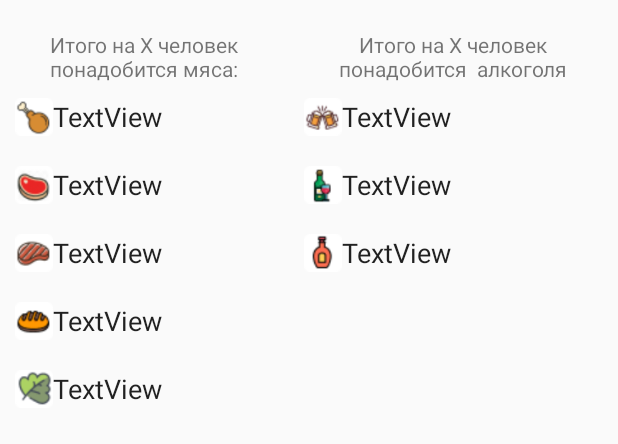
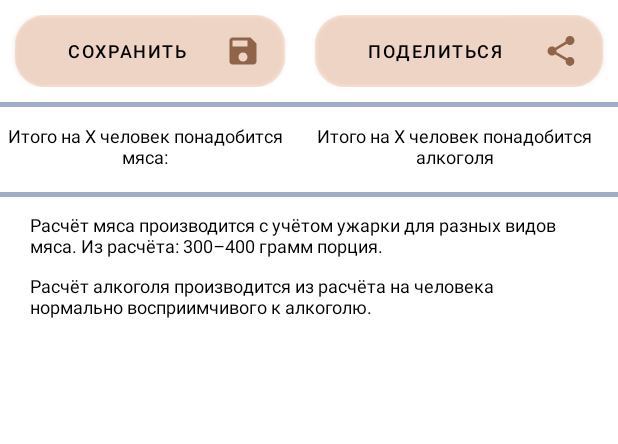
Before and after one commit to toffeantyri/MeatAlcoholCalculator, an Android app: the layout fragment_bottom_sheet.xml on its own in the app's theme, with its tools: preview values and no code run, on a phone screen of 412 x 824 dp. Shown: the top 444 px of the screen. Run offline under Robolectric (Android 15) with nearby library versions, the phone set to English and light mode, and no system bars.

Commit message:
0.5 тема - MAterial Поправлены коефициенты времени и уровня пьяни в боттомШит добалвлены коефициенты на одну порцию

```diff
--- /dev/null
+++ b/app/src/main/res/drawable/button_bg.xml
@@ -0,0 +1,8 @@
+<?xml version="1.0" encoding="utf-8"?>
+<shape xmlns:android="http://schemas.android.com/apk/res/android"
+    android:shape="rectangle">
+
+    <solid android:color="@color/light2_orange"/>
+    <corners android:radius="20dp"/>
+
+</shape>
--- /dev/null
+++ b/app/src/main/res/drawable/ic_save_black_24dp.xml
@@ -0,0 +1,5 @@
+<vector android:height="24dp" android:tint="#8F6449"
+    android:viewportHeight="24.0" android:viewportWidth="24.0"
+    android:width="24dp" xmlns:android="http://schemas.android.com/apk/res/android">
+    <path android:fillColor="#FF000000" android:pathData="M17,3L5,3c-1.11,0 -2,0.9 -2,2v14c0,1.1 0.89,2 2,2h14c1.1,0 2,-0.9 2,-2L21,7l-4,-4zM12,19c-1.66,0 -3,-1.34 -3,-3s1.34,-3 3,-3 3,1.34 3,3 -1.34,3 -3,3zM15,9L5,9L5,5h10v4z"/>
+</vector>
--- /dev/null
+++ b/app/src/main/res/drawable/ic_share_black_24dp.xml
@@ -0,0 +1,5 @@
+<vector android:height="24dp" android:tint="#8F6449"
+    android:viewportHeight="24.0" android:viewportWidth="24.0"
+    android:width="24dp" xmlns:android="http://schemas.android.com/apk/res/android">
+    <path android:fillColor="#FF000000" android:pathData="M18,16.08c-0.76,0 -1.44,0.3 -1.96,0.77L8.91,12.7c0.05,-0.23 0.09,-0.46 0.09,-0.7s-0.04,-0.47 -0.09,-0.7l7.05,-4.11c0.54,0.5 1.25,0.81 2.04,0.81 1.66,0 3,-1.34 3,-3s-1.34,-3 -3,-3 -3,1.34 -3,3c0,0.24 0.04,0.47 0.09,0.7L8.04,9.81C7.5,9.31 6.79,9 6,9c-1.66,0 -3,1.34 -3,3s1.34,3 3,3c0.79,0 1.5,-0.31 2.04,-0.81l7.12,4.16c-0.05,0.21 -0.08,0.43 -0.08,0.65 0,1.61 1.31,2.92 2.92,2.92 1.61,0 2.92,-1.31 2.92,-2.92s-1.31,-2.92 -2.92,-2.92z"/>
+</vector>
--- a/app/src/main/res/layout/fragment_bottom_sheet.xml
+++ b/app/src/main/res/layout/fragment_bottom_sheet.xml
@@ -3,70 +3,93 @@
     xmlns:tools="http://schemas.android.com/tools"
     android:layout_width="match_parent"
     android:layout_height="match_parent"
-    tools:context=".BottomSheetFragment">
+    tools:context=".BottomSheetFragment"
+    tools:background="@color/white">
 
     <LinearLayout
         android:layout_marginTop="10dp"
         android:layout_width="match_parent"
         android:layout_height="match_parent"
-        android:orientation="vertical">
-
+        android:orientation="vertical"
+        android:layout_marginBottom="20dp">
 
         <LinearLayout
             android:layout_width="match_parent"
-            android:layout_height="match_parent"
+            android:layout_height="wrap_content"
+            android:orientation="horizontal">
+
+            <com.google.android.material.button.MaterialButton
+                android:textStyle="normal"
+                android:textSize="12sp"
+                android:background="@drawable/button_bg"
+                android:drawableEnd="@drawable/ic_save_black_24dp"
+                android:layout_weight="1"
+                android:layout_width="wrap_content"
+                android:layout_height="wrap_content"
+                android:text="@string/btn_save"
+                android:layout_marginStart="10dp"
+                android:layout_marginEnd="10dp"
+                />
+
+            <com.google.android.material.button.MaterialButton
+                android:textSize="12sp"
+                android:textStyle="normal"
+                android:background="@drawable/button_bg"
+                android:layout_weight="1"
+                android:layout_width="wrap_content"
+                android:layout_height="wrap_content"
+                android:text="@string/btn_share"
+                android:layout_marginStart="10dp"
+                android:layout_marginEnd="10dp"
+                android:drawableEnd="@drawable/ic_share_black_24dp"/>
+
+        </LinearLayout>
+
+        <LinearLayout
+            android:layout_marginTop="10dp"
+            android:layout_marginBottom="5dp"
+            android:layout_width="match_parent"
+            android:layout_height="3dp"
+            android:background="@color/grey_blue"
+            android:alpha="0.5"/>
+
+        <LinearLayout
+            android:layout_width="match_parent"
+            android:layout_height="wrap_content"
             android:orientation="horizontal">
 
             <LinearLayout
-                android:layout_weight="1"
                 android:layout_width="wrap_content"
                 android:layout_height="match_parent"
+                android:layout_weight="1"
                 android:orientation="vertical"
-                android:padding="10dp"
-                >
+                android:padding="5dp">
 
                 <TextView
+                    android:textSize="12sp"
                     android:id="@+id/main_title_x_people_meat"
                     android:layout_width="wrap_content"
                     android:layout_height="wrap_content"
                     android:layout_gravity="center"
+                    android:layout_marginBottom="10dp"
                     android:gravity="center"
-                    android:text="Итого на Х человек понадобится мяса:"
-                    android:layout_marginBottom="10dp"/>
+                    android:text="Итого на Х человек понадобится мяса:" />
 
-
-                <LinearLayout
-                    android:id="@+id/container_main_meat_result"
-                    android:layout_width="wrap_content"
-                    android:layout_height="wrap_content"
-                    android:layout_marginBottom="20dp"
-                    android:gravity="center"
-                    android:orientation="horizontal"
-                    android:visibility="gone">
-                    <ImageView
-                        android:layout_width="25dp"
-                        android:layout_height="25dp"
-                        android:src="@drawable/ic_meatall" />
-                    <TextView
-                        android:id="@+id/tvResult_value_KG"
-                        style="@style/textResultValues"
-                        android:layout_width="wrap_content"
-                        android:layout_height="wrap_content"
-                        android:layout_marginEnd="10dp"
-                        android:text="TextView" />
-                </LinearLayout>
 
                 <LinearLayout
                     android:id="@+id/container_chicken_result"
                     android:layout_width="wrap_content"
                     android:layout_height="wrap_content"
-                    android:layout_marginBottom="20dp"
+                    android:layout_marginBottom="10dp"
                     android:gravity="center"
-                    android:orientation="horizontal">
+                    android:orientation="horizontal"
+                    android:visibility="gone">
+
                     <ImageView
                         android:layout_width="25dp"
                         android:layout_height="25dp"
                         android:src="@drawable/ic_chicken" />
+
                     <TextView
                         android:id="@+id/tvResult_value_chiken_kg"
                         style="@style/textResultValues"
@@ -80,13 +103,16 @@
                     android:id="@+id/container_pig_result"
                     android:layout_width="wrap_content"
                     android:layout_height="wrap_content"
-                    android:layout_marginBottom="20dp"
+                    android:layout_marginBottom="10dp"
                     android:gravity="center"
-                    android:orientation="horizontal">
+                    android:orientation="horizontal"
+                    android:visibility="gone">
+
                     <ImageView
                         android:layout_width="25dp"
                         android:layout_height="25dp"
                         android:src="@drawable/ic_pig" />
+
                     <TextView
                         android:id="@+id/tvResult_value_pig_kg"
                         style="@style/textResultValues"
@@ -100,13 +126,16 @@
                     android:id="@+id/container_muu_result"
                     android:layout_width="wrap_content"
                     android:layout_height="wrap_content"
-                    android:layout_marginBottom="20dp"
+                    android:layout_marginBottom="10dp"
                     android:gravity="center"
-                    android:orientation="horizontal">
+                    android:orientation="horizontal"
+                    android:visibility="gone">
+
                     <ImageView
                         android:layout_width="25dp"
                         android:layout_height="25dp"
                         android:src="@drawable/ic_muu" />
+
                     <TextView
                         android:id="@+id/tvResult_value_muu_kg"
                         style="@style/textResultValues"
@@ -121,13 +150,16 @@
                     android:id="@+id/container_bread"
                     android:layout_width="wrap_content"
                     android:layout_height="wrap_content"
-                    android:layout_marginBottom="20dp"
+                    android:layout_marginBottom="10dp"
                     android:gravity="center"
-                    android:orientation="horizontal">
+                    android:orientation="horizontal"
+                    android:visibility="gone">
+
                     <ImageView
                         android:layout_width="25dp"
                         android:layout_height="25dp"
                         android:src="@drawable/ic_bread" />
+
                     <TextView
                         android:id="@+id/tvResult_value_bread"
                         style="@style/textResultValues"
@@ -141,13 +173,16 @@
                     android:id="@+id/container_vegetable"
                     android:layout_width="wrap_content"
                     android:layout_height="wrap_content"
-                    android:layout_marginBottom="20dp"
+                    android:layout_marginBottom="10dp"
                     android:gravity="center"
-                    android:orientation="horizontal">
+                    android:orientation="horizontal"
+                    android:visibility="gone">
+
                     <ImageView
                         android:layout_width="25dp"
                         android:layout_height="25dp"
                         android:src="@drawable/ic_vegetable" />
+
                     <TextView
                         android:id="@+id/tvResult_value_vegetable"
                         style="@style/textResultValues"
@@ -161,57 +196,36 @@
             </LinearLayout>
 
             <LinearLayout
-                android:layout_weight="1"
                 android:layout_width="wrap_content"
                 android:layout_height="match_parent"
+                android:layout_weight="1"
                 android:orientation="vertical"
-                android:padding="10dp">
-
+                android:padding="5dp">
 
                 <TextView
+                    android:textSize="12sp"
                     android:id="@+id/main_title_x_people_alco"
                     android:layout_width="wrap_content"
                     android:layout_height="wrap_content"
                     android:layout_gravity="center"
+                    android:layout_marginBottom="10dp"
                     android:gravity="center"
-                    android:text="Итого на Х человек понадобится  алкоголя"
-                    android:layout_marginBottom="10dp"/>
-
-
-                <LinearLayout
-                    android:id="@+id/container_main_alco_result"
-                    android:layout_width="wrap_content"
-                    android:layout_height="wrap_content"
-                    android:layout_marginBottom="20dp"
-                    android:gravity="center"
-                    android:orientation="horizontal"
-                    android:visibility="gone">
-                    <ImageView
-                        android:layout_width="25dp"
-                        android:layout_height="25dp"
-                        android:src="@drawable/ic_allalco" />
-                    <TextView
-                        android:id="@+id/tvResult_value_LITR"
-                        style="@style/textResultValues"
-                        android:layout_width="wrap_content"
-                        android:layout_height="wrap_content"
-                        android:layout_marginEnd="10dp"
-                        android:text="TextView" />
-
-
-                </LinearLayout>
+                    android:text="Итого на Х человек понадобится  алкоголя" />
 
                 <LinearLayout
                     android:id="@+id/container_bear_result"
                     android:layout_width="wrap_content"
                     android:layout_height="wrap_content"
-                    android:layout_marginBottom="20dp"
+                    android:layout_marginBottom="10dp"
                     android:gravity="center"
-                    android:orientation="horizontal">
+                    android:orientation="horizontal"
+                    android:visibility="gone">
+
                     <ImageView
                         android:layout_width="25dp"
                         android:layout_height="25dp"
                         android:src="@drawable/ic_bear" />
+
                     <TextView
                         android:id="@+id/tvResult_value_bear_litr"
                         style="@style/textResultValues"
@@ -225,13 +239,16 @@
                     android:id="@+id/container_vine_result"
                     android:layout_width="wrap_content"
                     android:layout_height="wrap_content"
-                    android:layout_marginBottom="20dp"
+                    android:layout_marginBottom="10dp"
                     android:gravity="center"
-                    android:orientation="horizontal">
+                    android:orientation="horizontal"
+                    android:visibility="gone">
+
                     <ImageView
                         android:layout_width="25dp"
                         android:layout_height="25dp"
                         android:src="@drawable/ic_vine" />
+
                     <TextView
                         android:id="@+id/tvResult_value_vine_litr"
                         style="@style/textResultValues"
@@ -245,13 +262,16 @@
                     android:id="@+id/container_vodka_result"
                     android:layout_width="wrap_content"
                     android:layout_height="wrap_content"
-                    android:layout_marginBottom="20dp"
+                    android:layout_marginBottom="10dp"
                     android:gravity="center"
-                    android:orientation="horizontal">
+                    android:orientation="horizontal"
+                    android:visibility="gone">
+
                     <ImageView
                         android:layout_width="25dp"
                         android:layout_height="25dp"
                         android:src="@drawable/ic_cognac" />
+
                     <TextView
                         android:id="@+id/tvResult_value_vodka_litr"
                         style="@style/textResultValues"
@@ -265,6 +285,33 @@
 
         </LinearLayout>
 
+        <LinearLayout
+            android:layout_width="match_parent"
+            android:layout_height="3dp"
+            android:background="@color/grey_blue"
+            android:alpha="0.5"/>
+
+        <TextView
+            android:layout_marginStart="20dp"
+            android:layout_marginEnd="20dp"
+            android:id="@+id/tv_desc_meat"
+            android:layout_width="wrap_content"
+            android:layout_height="wrap_content"
+            android:text="@string/desc_meat"
+            android:layout_marginTop="10dp"
+            android:layout_gravity="center_horizontal"
+            android:textSize="12sp"/>
+        <TextView
+            android:layout_marginStart="20dp"
+            android:layout_marginEnd="20dp"
+            android:layout_marginTop="10dp"
+            android:id="@+id/tv_desc_alco"
+            android:layout_width="wrap_content"
+            android:layout_height="wrap_content"
+            android:text="@string/desc_alco"
+            android:layout_gravity="center_horizontal"
+            android:textSize="12sp"/>
+
     </LinearLayout>
 
 
--- a/app/src/main/res/values/colors.xml
+++ b/app/src/main/res/values/colors.xml
@@ -6,7 +6,10 @@
     <color name="grey_blue">#415A94</color>
     <color name="light_orange">#C93F00</color>
     <color name="light2_orange">#66FF6500</color>
+    <color name="light3_orange">#FFB381</color>
     <color name="black">#000000</color>
     <color name="grey">#7E000000</color>
     <color name="white">#FFFFFF</color>
+
+    <color name="light_grey">#E9E9E9</color>
 </resources>
--- a/app/src/main/res/values/strings.xml
+++ b/app/src/main/res/values/strings.xml
@@ -13,7 +13,7 @@
     <string name="title_item_rctop_alco">Расчёт алкоголя</string>
 
     <string name="title_column1">Какое мясо?</string>
-    <string name="all_meat">\ Любое</string>
+    <string name="all_meat">\ Разное</string>
     <string name="chicken">\ Курица</string>
     <string name="pig">\ Свинина</string>
     <string name="muu">\ Говядина</string>
@@ -25,7 +25,7 @@
     <string name="kg">\ Килограмм</string>
 
     <string name="title_column1_alco">Какой Алкоголь?</string>
-    <string name="all_alco">\ Любой</string>
+    <string name="all_alco">\ Разный</string>
     <string name="bear">\ Пиво</string>
     <string name="vine">\ Вино</string>
     <string name="vodka">\ Крепкие</string>
@@ -69,5 +69,13 @@
     <string name="RESULT_DESC_ITOGO_peoples">\ человек</string>
 
 
+    <string name="btn_save">Сохранить</string>
+    <string name="btn_share">Поделиться</string>
+
+
+    <string name="desc_meat">Расчёт мяса производится с учётом ужарки для разных видов мяса. Из расчёта: 300–400 грамм порция.</string>
+    <string name="desc_alco">Расчёт алкоголя производится из расчёта на человека нормально восприимчивого к алкоголю. </string>
+
+
 
 </resources>
--- a/app/src/main/res/values/styles.xml
+++ b/app/src/main/res/values/styles.xml
@@ -1,10 +1,11 @@
 <resources>
 
     <!-- Base application theme. -->
-    <style name="AppTheme" parent="Theme.AppCompat.DayNight.NoActionBar">
-        <item name="colorPrimary">@color/colorPrimary</item>
-        <item name="colorPrimaryDark">@color/colorPrimaryDark</item>
+    <style name="AppTheme" parent="Theme.MaterialComponents.NoActionBar">
+        <item name="colorPrimary">@color/light2_orange</item>
+        <item name="colorPrimaryDark">@color/light_orange</item>
         <item name="colorAccent">@color/colorAccent</item>
+        <item name="android:textColor">@color/black</item>
     </style>
 
 
@@ -13,4 +14,9 @@
         <item name="editTextColor">@color/black</item>
     </style>
 
+    <style name="radioButtonStyle" parent="Widget.AppCompat.CompoundButton.RadioButton">
+        <item name="android:textColor">@color/black</item>
+
+    </style>
+
 </resources>
```
Also changed, not shown: app/src/main/java/ru/calcs/meatcalculator/BottomSheetFragment.kt (+27 -40 lines), app/src/main/java/ru/calcs/meatcalculator/adapters/TopAdapter.kt (+20 -18 lines), app/src/main/res/layout/activity_main.xml (+4 -5 lines), app/src/main/res/layout/rc_top_shablon.xml (+68 -58 lines).
